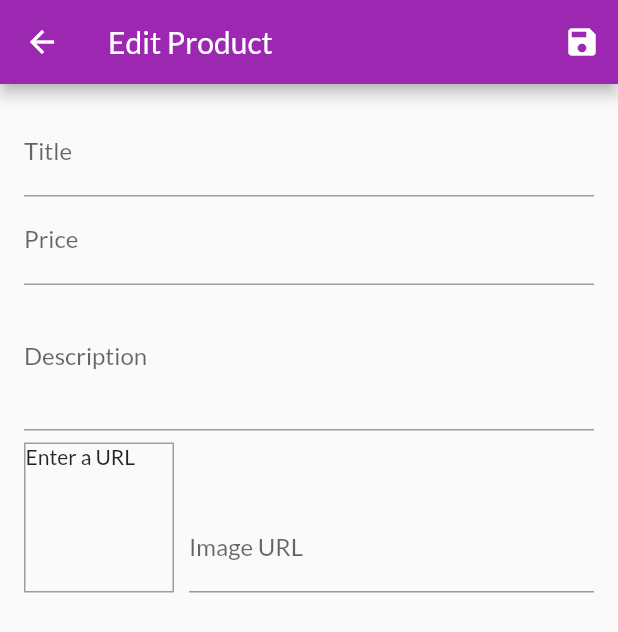
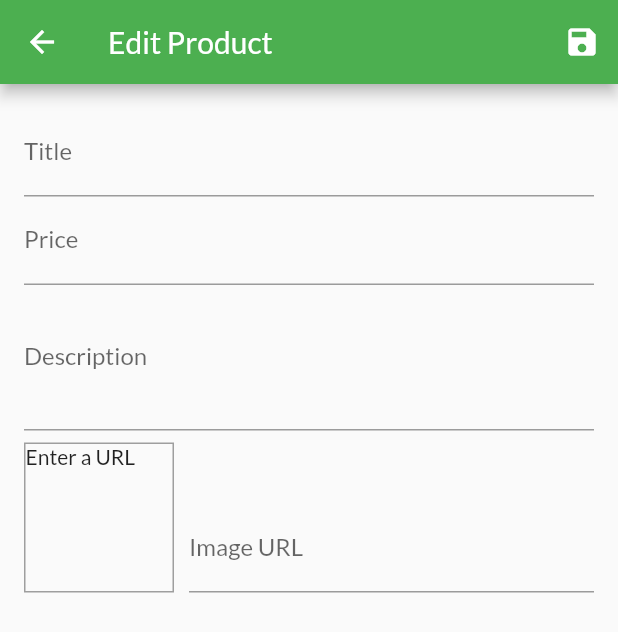
Before and after one commit to MaramAlthobity/Shop_App, a Flutter app: the EditProductScreen screen opened by its route, on a phone screen of 412 x 824 dp. Shown: the top 632 px of the screen. Run offline on Flutter 3.47's test engine with Material 2 defaults, Android fonts, the phone set to English and light mode, and no system bars; our stand-ins replace shared_preferences; accounts and stored records are empty.

Commit message:
version2

```diff
--- a/lib/main.dart
+++ b/lib/main.dart
@@ -45,8 +45,8 @@ class MyApp extends StatelessWidget {
         builder: (ctx, auth, _) => MaterialApp(
           debugShowCheckedModeBanner: false,
           theme: ThemeData(
-            primarySwatch: Colors.purple,
-            accentColor: Colors.deepOrange,
+            primarySwatch: Colors.green,
+            accentColor: Colors.red,
             fontFamily: 'Lato',
           ),
           home: auth.isAuth
--- a/lib/providers/auth.dart
+++ b/lib/providers/auth.dart
@@ -1,8 +1,5 @@
-
-    //final url = 'https://identitytoolkit.googleapis.com/v1/accounts:$urlSegment?key=AIzaSyBGrT9eh5_vmr3i86TcnY4tX6GHBZZgFDE';
 import 'dart:async';
 import 'dart:convert';
-
 import 'package:flutter/material.dart';
 import 'package:http/http.dart' as http;
 import 'package:shared_preferences/shared_preferences.dart';
@@ -34,8 +31,9 @@
 
   Future<void> _authenticate(
       String email, String password, String urlSegment) async {
+
     final url =
-            'https://identitytoolkit.googleapis.com/v1/accounts:$urlSegment?key=APIKey';
+        'https://identitytoolkit.googleapis.com/v1/accounts:$urlSegment?key=AIzaSyBGrT9eh5_vmr3i86TcnY4tX6GHBZZgFDE';
     try {
       final res = await http.post(url,
           body: json.encode({
--- a/lib/providers/orders.dart
+++ b/lib/providers/orders.dart
@@ -2,7 +2,6 @@ import 'dart:convert';
 
 import 'package:flutter/material.dart';
 import '../providers/cart.dart';
-//import 'package:real_shop/providers/cart.dart';
 import 'package:http/http.dart' as http;
 
 class OrderItem {
@@ -37,7 +36,7 @@ class Orders with ChangeNotifier {
 
   Future<void> fetchAndSetOrders() async {
     final url =
-        'backendDatabaseUrl/orders/$userId.json?auth=$authToken';
+        'https://shop-1e448-default-rtdb.firebaseio.com/orders/$userId.json?auth=$authToken';
 
     try {
       final res = await http.get(url);
@@ -73,7 +72,7 @@ class Orders with ChangeNotifier {
 
   Future<void> addOrder(List<CartItem> cartProduct, double total) async {
     final url =
-        'backendDatabaseUrl/orders/$userId.json?auth=$authToken';
+        'https://shop-1e448-default-rtdb.firebaseio.com/orders/$userId.json?auth=$authToken';
     try {
       final timestamp = DateTime.now();
       final res = await http.post(url,
--- a/lib/providers/product.dart
+++ b/lib/providers/product.dart
@@ -30,7 +30,7 @@ class Product with ChangeNotifier {
     isFavorite = !isFavorite;
     notifyListeners();
 
-    final url = 'backendDatabaseUrl/userFavorites/$userId/$id.json?auth=$token';
+    final url = 'https://shop-1e448-default-rtdb.firebaseio.com/userFavorites/$userId/$id.json?auth=$token';
     try {
       final res = await http.put(url, body: json.encode(isFavorite));
       if (res.statusCode >= 400) {
--- a/lib/providers/products.dart
+++ b/lib/providers/products.dart
@@ -8,6 +8,38 @@ import './product.dart';
 
 class Products with ChangeNotifier {
   List<Product> _items = [
+    Product(
+      id: 'p1',
+      title: 'Red Shirt',
+      description: 'A red shirt - it is pretty red!',
+      price: 29.99,
+      imageUrl:
+      'https://cdn.pixabay.com/photo/2016/10/02/22/17/red-t-shirt-1710578_1280.jpg',
+    ),
+    Product(
+      id: 'p2',
+      title: 'Trousers',
+      description: 'A nice pair of trousers.',
+      price: 59.99,
+      imageUrl:
+      'https://upload.wikimedia.org/wikipedia/commons/thumb/e/e8/Trousers%2C_dress_%28AM_1960.022-8%29.jpg/512px-Trousers%2C_dress_%28AM_1960.022-8%29.jpg',
+    ),
+    Product(
+      id: 'p3',
+      title: 'Yellow Scarf',
+      description: 'Warm and cozy - exactly what you need for the winter.',
+      price: 19.99,
+      imageUrl:
+      'https://live.staticflickr.com/4043/4438260868_cc79b3369d_z.jpg',
+    ),
+    Product(
+      id: 'p4',
+      title: 'A Pan',
+      description: 'Prepare any meal you want.',
+      price: 49.99,
+      imageUrl:
+      'https://upload.wikimedia.org/wikipedia/commons/thumb/1/14/Cast-Iron-Pan.jpg/1024px-Cast-Iron-Pan.jpg',
+    ),
   ];
   String authToken;
   String userId;
@@ -35,8 +67,7 @@ class Products with ChangeNotifier {
     final filterString =
     filterByUser ? 'orderBy="creatorId"&equalTo="$userId"' : '';
 
-    var url =
-        'backendDatabaseUrl/products.json?auth=$authToken&$filterString';
+    var url = 'https://shop-1e448-default-rtdb.firebaseio.com/products.json?auth=$authToken&$filterString';
 
     try {
       final res = await http.get(url);
@@ -44,8 +75,8 @@ class Products with ChangeNotifier {
       if (extractedData == null) {
         return;
       }
-      url =
-      'backendDatabaseUrl/userFavorites/$userId.json?auth=$authToken';
+      //final url = 'https://identitytoolkit.googleapis.com/v1/accounts:$urlSegment?key=AIzaSyBGrT9eh5_vmr3i86TcnY4tX6GHBZZgFDE';
+      url = 'https://shop-1e448-default-rtdb.firebaseio.com/userFavorites/$userId.json?auth=$authToken';
 
       final favRes = await http.get(url);
       final favData = json.decode(favRes.body);
@@ -72,7 +103,7 @@ class Products with ChangeNotifier {
 
   Future<void> addProduct(Product product) async {
     final url =
-        'backendDatabaseUrl/products.json?auth=$authToken';
+        'https://shop-1e448-default-rtdb.firebaseio.com/products.json?auth=$authToken';
     try {
       final res = await http.post(url,
           body: json.encode({
@@ -100,7 +131,7 @@ class Products with ChangeNotifier {
     final prodIndex = _items.indexWhere((prod) => prod.id == id);
     if (prodIndex >= 0) {
       final url =
-          'backendDatabaseUrl/products/$id.json?auth=$authToken';
+          'https://shop-1e448-default-rtdb.firebaseio.com/products/$id.json?auth=$authToken';
       await http.patch(url,
           body: json.encode({
             'title': newProduct.title,
@@ -117,7 +148,7 @@ class Products with ChangeNotifier {
 
   Future<void> deleteProduct(String id) async {
     final url =
-        'backendDatabaseUrl/products/$id.json?auth=$authToken';
+        'https://shop-1e448-default-rtdb.firebaseio.com/products/$id.json?auth=$authToken';
     final existingproductIndex = _items.indexWhere((prod) => prod.id == id);
     var existingproduct = _items[existingproductIndex];
     _items.removeAt(existingproductIndex);
```
Also changed, not shown: lib/screens/auth_screen.dart (+4 -5 lines), pubspec.yaml (+6 -6 lines), pubspec.lock, 1 other file. Lines whose indentation alone changed are shown as unchanged.
